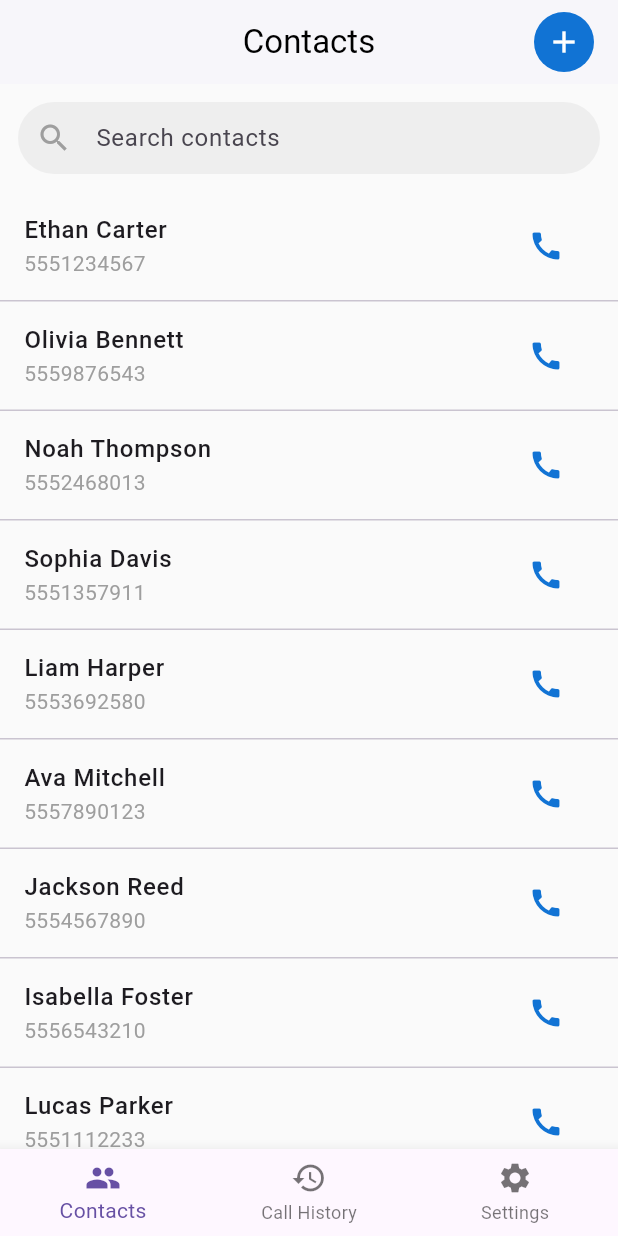
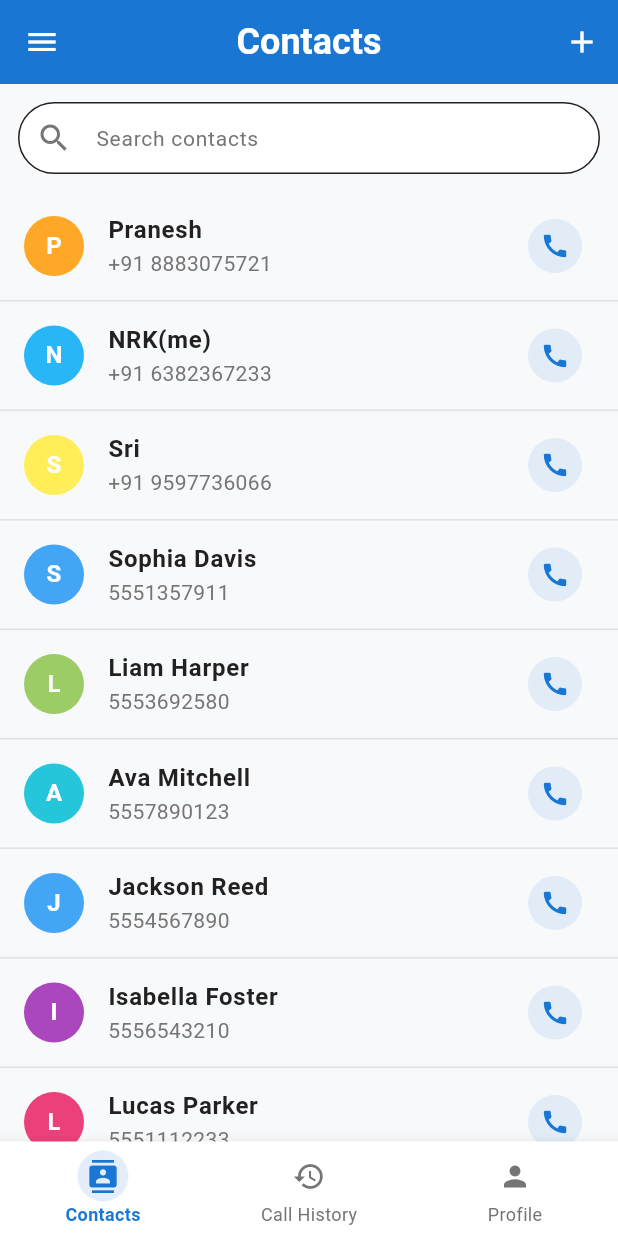
Before and after one commit to Karthick271/voicecrm, a Flutter app: the screen it shows after launch, on a phone screen of 412 x 824 dp. Run offline on Flutter 3.47's test engine with Material 3 defaults, Android fonts, the light colour scheme and no system bars; our stand-ins replace flutter_riverpod, go_router, google_fonts, sqflite; missing offline and left inert: call_log; accounts and stored records are empty.

Commit message:
contacts update

```diff
--- a/lib/core/routes/app_router.dart
+++ b/lib/core/routes/app_router.dart
@@ -16,7 +16,7 @@ final GoRouter appRouter = GoRouter(
 
     GoRoute(
   path: '/splash',
-  // builder: (context, state) => const SplashScreen(),
+  builder: (context, state) => const SplashScreen(),
 ),
 GoRoute(
   path: '/home',
--- a/lib/core/services/page_service.dart
+++ b/lib/core/services/page_service.dart
@@ -1,14 +1,17 @@
 import 'package:flutter/material.dart';
+import 'package:voicecrm/presentation/screens/contacts_screen.dart';
 
 import '../../modules/contacts/contacts_screen.dart';
 import '../../modules/dialer/dialer_screen.dart';
 import '../../modules/call/call_screen.dart';
 import '../../modules/recordings/recordings_screen.dart';
+import '../../presentation/screens/call_history_live_page.dart';
 
 class PageService {
   static List<Widget> getPages() {
     return [
-      // ContactsScreen(),
+      ContactsScreen(),
+      CallHistoryLivePage(),
       // DialerScreen(),
       // CallScreen(contactName: 'Alice', phone: '+91 98765 43210'), // Replace with dynamic data when wiring up state
       // RecordingsScreen(),
--- a/lib/core/theme/app_typography.dart
+++ b/lib/core/theme/app_typography.dart
@@ -65,6 +65,8 @@ class AppTypography {
     color: Colors.black87,
   );
 
+  static var body;
+
 
 
 }
--- a/lib/main.dart
+++ b/lib/main.dart
@@ -1,15 +1,28 @@
 import 'package:flutter/material.dart';
-import 'package:voicecrm/presentation/screens/contacts_screen.dart';
+import 'package:flutter_riverpod/flutter_riverpod.dart'; // <-- Import Riverpod!
+import 'package:go_router/go_router.dart';
+import 'core/routes/app_router.dart';
+import 'core/theme/app_theme.dart';
 
-void main() => runApp(const MyApp());
+void main() async {
+  WidgetsFlutterBinding.ensureInitialized();
+  runApp(const ProviderScope(child: MyApp())); // <-- Wrap your app here!
+}
 
 class MyApp extends StatelessWidget {
-  const MyApp({Key? key}) : super(key: key);
+  const MyApp({super.key});
   @override
   Widget build(BuildContext context) {
-    return MaterialApp(
+    return MaterialApp.router(
+      title: 'VoiceCRM',
+      routerConfig: appRouter, // Your GoRouter instance!
+      theme: AppTheme.light,
+      darkTheme: AppTheme.dark,
+      themeMode: ThemeMode.system,
       debugShowCheckedModeBanner: false,
-      home: ContactsScreen(),
+      localizationsDelegates: const [
+        // Your localization delegates here...
+      ],
     );
   }
 }
--- a/lib/presentation/screens/contacts_screen.dart
+++ b/lib/presentation/screens/contacts_screen.dart
@@ -1,12 +1,21 @@
 import 'package:flutter/material.dart';
 import 'package:url_launcher/url_launcher.dart';
-import 'package:voicecrm/presentation/screens/call_history_live_page.dart';
+import 'package:voicecrm/core/theme/app_colors.dart';
+import 'package:voicecrm/core/theme/app_typography.dart';
+import 'package:voicecrm/presentation/widgets/custom_drawer_header.dart';
 
-class ContactsScreen extends StatelessWidget {
-  final List<Map<String, String>> contacts = [
-    {"name": "Ethan Carter", "phone": "5551234567"},
-    {"name": "Olivia Bennett", "phone": "5559876543"},
-    {"name": "Noah Thompson", "phone": "5552468013"},
+class ContactsScreen extends StatefulWidget {
+  const ContactsScreen({Key? key}) : super(key: key);
+
+  @override
+  _ContactsScreenState createState() => _ContactsScreenState();
+}
+
+class _ContactsScreenState extends State<ContactsScreen> {
+  final List<Map<String, String>> _contacts = [
+    {"name": "Pranesh", "phone": "+91 8883075721"},
+    {"name": "NRK(me)", "phone": "+91 6382367233"},
+    {"name": "Sri", "phone": "+91 9597736066"},
     {"name": "Sophia Davis", "phone": "5551357911"},
     {"name": "Liam Harper", "phone": "5553692580"},
     {"name": "Ava Mitchell", "phone": "5557890123"},
@@ -16,7 +25,27 @@ class ContactsScreen extends StatelessWidget {
     {"name": "Mia Collins", "phone": "5553334455"},
   ];
 
-  ContactsScreen({Key? key}) : super(key: key);
+  List<Map<String, String>> _filteredContacts = [];
+
+  @override
+  void initState() {
+    super.initState();
+    _filteredContacts = List.from(_contacts); // initially all contacts
+  }
+
+  void _filterContacts(String query) {
+    setState(() {
+      if (query.isEmpty) {
+        _filteredContacts = List.from(_contacts);
+      } else {
+        _filteredContacts = _contacts.where((contact) {
+          final name = contact["name"]!.toLowerCase();
+          final phone = contact["phone"]!.toLowerCase();
+          return name.contains(query.toLowerCase()) || phone.contains(query.toLowerCase());
+        }).toList();
+      }
+    });
+  }
 
   Future<void> _callNumber(String number) async {
     final Uri url = Uri.parse("tel:$number");
@@ -25,43 +54,46 @@ class ContactsScreen extends StatelessWidget {
     }
   }
 
+  Color _getAvatarColor(String name) {
+    return Colors.primaries[name.hashCode % Colors.primaries.length].shade400;
+  }
+
   @override
   Widget build(BuildContext context) {
     return Scaffold(
-      backgroundColor: Colors.grey[50],
+      backgroundColor: AppColors.backgroundColor,
        appBar: AppBar(
-        title: const Text("Contacts"),
+  title: Text("Contacts", style: AppTypography.titleLarge.copyWith(color: Colors.white)),
   centerTitle: true,
-        backgroundColor: Colors.white,
-        foregroundColor: Colors.black,
+  backgroundColor: AppColors.primaryColor,
   elevation: 1,
   actions: [
     IconButton(
-            icon: const Icon(Icons.add, color: Colors.white),
+      icon: const Icon(Icons.add),
       onPressed: () {},
-            style: ButtonStyle(
-              backgroundColor: MaterialStateProperty.all(const Color(0xFF1173d4)),
-              shape: MaterialStateProperty.all(const CircleBorder()),
     ),
-          ),
-          const SizedBox(width: 12),
   ],
 ),
+      drawer: const CustomDrawerHeader(),
+
       body: Column(
         children: [
           // 🔍 Search bar
           Padding(
             padding: const EdgeInsets.all(12),
             child: TextField(
+              style: AppTypography.bodyLarge,
+              onChanged: _filterContacts, // ✅ filter as user types
               decoration: InputDecoration(
                 hintText: "Search contacts",
-                prefixIcon: const Icon(Icons.search, color: Colors.grey),
+                hintStyle: AppTypography.bodyMedium,
+                prefixIcon: Icon(Icons.search, color: AppColors.textSecondary),
                 filled: true,
-                fillColor: Colors.grey[200],
+                fillColor: AppColors.surfaceColor,
                 contentPadding: const EdgeInsets.symmetric(vertical: 12),
                 border: OutlineInputBorder(
                   borderRadius: BorderRadius.circular(30),
-                  borderSide: BorderSide.none,
+                  borderSide: BorderSide(color: AppColors.borderColor),
                 ),
               ),
             ),
@@ -69,43 +101,57 @@ class ContactsScreen extends StatelessWidget {
 
           // 📋 Contact list
           Expanded(
-            child: ListView.separated(
-              itemCount: contacts.length,
-              separatorBuilder: (_, __) => const Divider(height: 1),
+            child: _filteredContacts.isEmpty
+                ? Center(
+                    child: Text("No contacts found", style: AppTypography.bodyMedium),
+                  )
+                : ListView.separated(
+                          physics: const BouncingScrollPhysics(),
+
+                    itemCount: _filteredContacts.length,
+                    separatorBuilder: (_, __) => Divider(height: 1, color: AppColors.dividerColor),
                     itemBuilder: (context, index) {
-                final contact = contacts[index];
+                      final contact = _filteredContacts[index];
+                      final name = contact["name"] ?? "Unknown";
+                      final phone = contact["phone"] ?? "";
+                      final firstLetter = name.isNotEmpty ? name[0].toUpperCase() : "?";
+                      final avatarColor = _getAvatarColor(name);
+
                       return ListTile(
-                  title: Text(contact["name"]!, style: const TextStyle(fontWeight: FontWeight.w500)),
-                  subtitle: Text(contact["phone"]!, style: const TextStyle(color: Colors.grey)),
-                  trailing: IconButton(
-                    icon: const Icon(Icons.call, color: Color(0xFF1173d4)),
-                    onPressed: () => _callNumber(contact["phone"]!),
+                        leading: CircleAvatar(
+                          backgroundColor: avatarColor,
+                          child: Text(
+                            firstLetter,
+                            style: AppTypography.bodyLarge.copyWith(
+                              color: Colors.white,
+                              fontWeight: FontWeight.bold,
                             ),
-                  onTap: () => _callNumber(contact["phone"]!),
+                          ),
+                        ),
+                        title: Text(
+                          name,
+                          style: AppTypography.bodyLarge.copyWith(fontWeight: FontWeight.w600),
+                        ),
+                        subtitle: Text(
+                          phone,
+                          style: AppTypography.bodyMedium.copyWith(color: AppColors.textSecondary),
+                        ),
+                        trailing: InkWell(
+                          onTap: () => _callNumber(phone),
+                          borderRadius: BorderRadius.circular(20),
+                          child: CircleAvatar(
+                            radius: 18,
+                            backgroundColor: AppColors.primaryColor.withOpacity(0.1),
+                            child: Icon(Icons.call, color: AppColors.primaryColor, size: 20),
+                          ),
+                        ),
+                        onTap: () => _callNumber(phone),
                       );
                     },
                   ),
           ),
         ],
       ),
-
-     bottomNavigationBar: BottomNavigationBar(
-  currentIndex: 0, // highlight current tab (Contacts for example)
-  items: const [
-    BottomNavigationBarItem(icon: Icon(Icons.group), label: "Contacts"),
-    BottomNavigationBarItem(icon: Icon(Icons.history), label: "Call History"),
-    BottomNavigationBarItem(icon: Icon(Icons.settings), label: "Settings"),
-  ],
-  onTap: (index) {
-    if (index == 1) {
-      Navigator.push(
-        context,
-        MaterialPageRoute(builder: (context) => CallHistoryLivePage()),
-      );
-    }
-  },
-),
-
     );
   }
 }
--- a/lib/presentation/widgets/splash_message.dart
+++ b/lib/presentation/widgets/splash_message.dart
@@ -6,7 +6,7 @@ class SplashMessage extends StatelessWidget {
   @override
   Widget build(BuildContext context) {
     return Text(
-      'Welcome to My App',
+      'Simple and Smart.',
       style: Theme.of(context).textTheme.titleLarge,
     );
   }
--- a/pubspec.yaml
+++ b/pubspec.yaml
@@ -44,6 +44,7 @@ dependencies:
   google_fonts: ^6.3.1
   go_router: ^16.2.1
   call_log: ^6.0.0
+  flutter_riverpod: ^2.6.1
 
 dev_dependencies:
   flutter_test:
```
Also changed, not shown: lib/presentation/screens/call_history_live_page.dart (+36 -11 lines), lib/presentation/screens/splash_screen.dart (+50 -50 lines), lib/presentation/widgets/custom_bottom_nav.dart (+13 -13 lines), lib/presentation/widgets/head_app_bar.dart (added, +59 -0 lines), lib/presentation/widgets/code_drawer.dart (added), pubspec.lock. Lines whose indentation alone changed are shown as unchanged.
